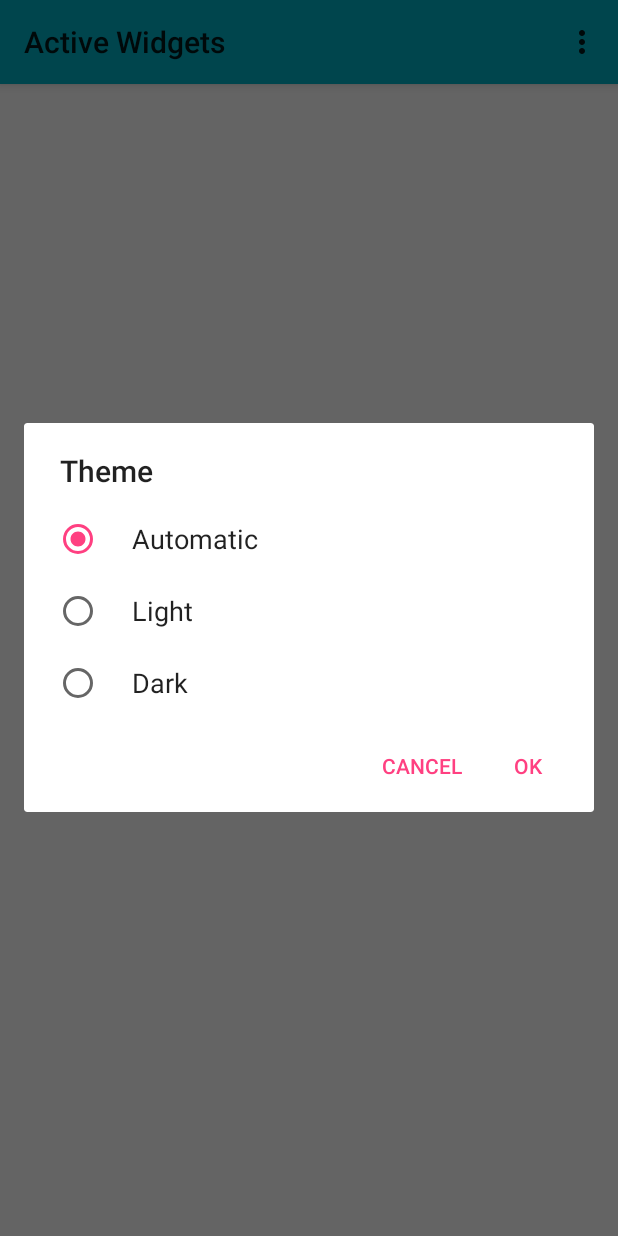
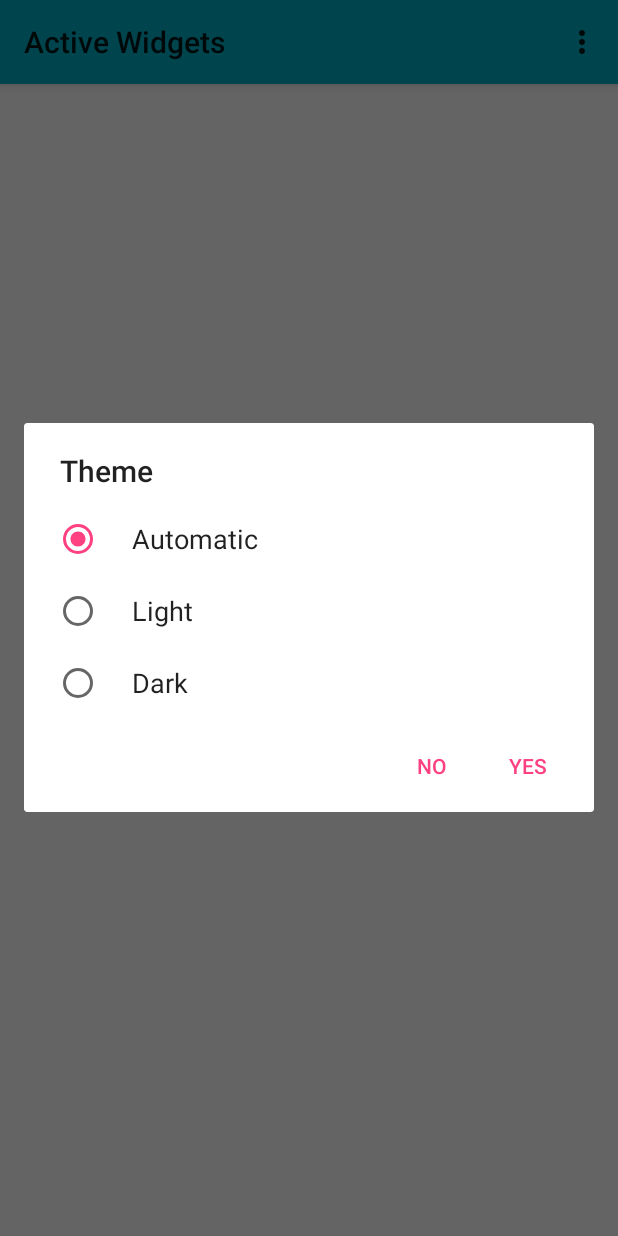
Before and after one commit to 004helix/RemoteImageWidget, an Android app: the screen it shows after launch (ActivityDispatcher), after a tap on "Theme", on a phone screen of 412 x 824 dp. Run offline under Robolectric (Android 15) with nearby library versions, the phone set to English and light mode, and no system bars.

Commit message:
code cleanup

```diff
--- a/app/src/main/java/com/ibuffed/webimagewidget/ActivityDispatcher.java
+++ b/app/src/main/java/com/ibuffed/webimagewidget/ActivityDispatcher.java
@@ -24,25 +24,32 @@ public class ActivityDispatcher
         extends AppCompatActivity
         implements FragmentManager.OnBackStackChangedListener
 {
+    private static final String THEME_KEY = "theme";
     private static int theme = 0;
 
     private void applyTheme()
     {
+        int mode = AppCompatDelegate.MODE_NIGHT_UNSPECIFIED;
+
         switch (theme) {
             case 0:
-                AppCompatDelegate.setDefaultNightMode(AppCompatDelegate.MODE_NIGHT_FOLLOW_SYSTEM);
+                mode = AppCompatDelegate.MODE_NIGHT_FOLLOW_SYSTEM;
                 break;
             case 1:
-                AppCompatDelegate.setDefaultNightMode(AppCompatDelegate.MODE_NIGHT_NO);
+                mode = AppCompatDelegate.MODE_NIGHT_NO;
                 break;
             case 2:
-                AppCompatDelegate.setDefaultNightMode(AppCompatDelegate.MODE_NIGHT_YES);
+                mode = AppCompatDelegate.MODE_NIGHT_YES;
                 break;
         }
-        getSupportFragmentManager().popBackStack(
-                null,
-                FragmentManager.POP_BACK_STACK_INCLUSIVE
-        );
+
+        if (AppCompatDelegate.getDefaultNightMode() != mode) {
+            AppCompatDelegate.setDefaultNightMode(mode);
+            getSupportFragmentManager().popBackStack(
+                    null,
+                    FragmentManager.POP_BACK_STACK_INCLUSIVE
+            );
+        }
     }
 
     @Override
@@ -73,12 +80,12 @@ public class ActivityDispatcher
             new AlertDialog.Builder(this)
                     .setTitle(R.string.menu_item_theme)
                     .setSingleChoiceItems(themes, theme, (dialogInterface, i) -> theme = i)
-                    .setPositiveButton("OK", (dialogInterface, i) -> {
-                        prefs.edit().putInt("theme", theme).apply();
+                    .setPositiveButton(R.string.activity_dialog_yes, (dialogInterface, i) -> {
+                        prefs.edit().putInt(THEME_KEY, theme).apply();
                         applyTheme();
                     })
-                    .setNegativeButton("Cancel", (dialogInterface, i) ->
-                            theme = prefs.getInt("theme", 0))
+                    .setNegativeButton(R.string.activity_dialog_no, (dialogInterface, i) ->
+                            theme = prefs.getInt(THEME_KEY, 0))
                     .show();
 
             return true;
@@ -115,7 +122,7 @@ public class ActivityDispatcher
 
         // Apply selected theme
         SharedPreferences prefs = PreferenceManager.getDefaultSharedPreferences(this);
-        theme = prefs.getInt("theme", 0);
+        theme = prefs.getInt(THEME_KEY, 0);
         applyTheme();
 
         // Auto back button
--- a/app/src/main/java/com/ibuffed/webimagewidget/WidgetUtil.java
+++ b/app/src/main/java/com/ibuffed/webimagewidget/WidgetUtil.java
@@ -23,6 +23,8 @@ import java.util.Map;
 
 public class WidgetUtil
 {
+    public static final String VERSION_KEY = "version";
+
     private enum keyType {
         STRING,
         BOOLEAN
@@ -127,7 +129,7 @@ public class WidgetUtil
     public static void appUpdate(Context context)
     {
         SharedPreferences prefs = PreferenceManager.getDefaultSharedPreferences(context);
-        int oldVersion = prefs.getInt("version", 0);
+        int oldVersion = prefs.getInt(VERSION_KEY, 0);
 
         //oldVersion = 2;
         if (oldVersion >= BuildConfig.VERSION_CODE)
@@ -169,10 +171,8 @@ public class WidgetUtil
             );
         }
 
+        prefs.edit().putInt(VERSION_KEY, BuildConfig.VERSION_CODE).apply();
+
         Log.i("WidgetUtil", "canceled all pending alarms");
-
-        SharedPreferences.Editor edit = prefs.edit();
-        edit.putInt("version", BuildConfig.VERSION_CODE);
-        edit.apply();
     }
 }
--- a/app/src/main/res/values/strings.xml
+++ b/app/src/main/res/values/strings.xml
@@ -15,8 +15,8 @@
     <string name="activity_remove">Are you sure you want to remove this widget?
     You should press \"Yes\" button only if you encountered a \"phantom\" widget
     (invisible on homescreen).</string>
-    <string name="activity_remove_yes">Yes</string>
-    <string name="activity_remove_no">No</string>
+    <string name="activity_dialog_yes">Yes</string>
+    <string name="activity_dialog_no">No</string>
 
     <!-- WidgetPreferenceFragment -->
     <string name="activity_widget">Widget Settings #</string>
```
Also changed, not shown: app/src/main/java/com/ibuffed/webimagewidget/WidgetPreferenceActivity.java (+8 -15 lines).
